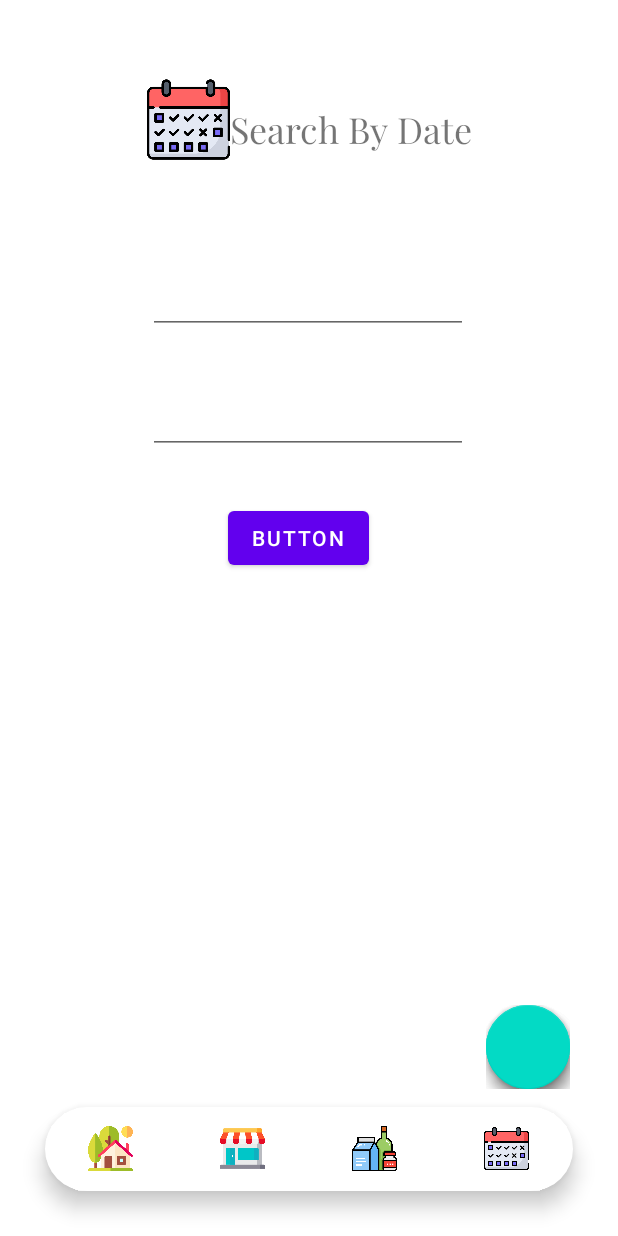
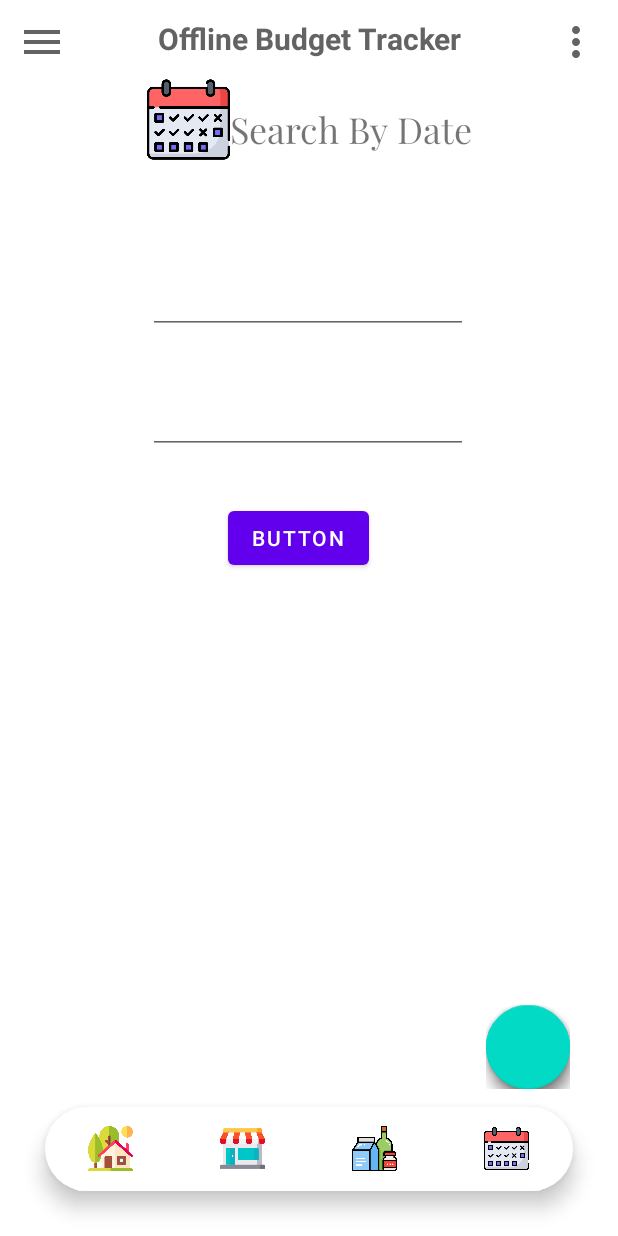
Before and after one commit to yakusugi/OfflineBudgetTrackerAppProject, an Android app: the screen it shows after launch (MainActivity), item 4 of the bottom bar chosen, on a phone screen of 412 x 824 dp. Run offline under Robolectric (Android 15) with nearby library versions, the light colour scheme and no system bars; our stand-ins replace Room's generated code; libraries missing offline, so code that uses them is left out: com.getbase.floatingactionbutton; plain views replace FloatingActionButton, FloatingActionsMenu; 9 statements that could not run were skipped.

Commit message:
commit Feb 12 2022
Navigation Drawer function added

```diff
--- /dev/null
+++ b/app/src/main/res/drawable/ic_menu.xml
@@ -0,0 +1,5 @@
+<vector android:height="32dp" android:tint="#636363"
+    android:viewportHeight="24" android:viewportWidth="24"
+    android:width="32dp" xmlns:android="http://schemas.android.com/apk/res/android">
+    <path android:fillColor="@android:color/white" android:pathData="M3,18h18v-2L3,16v2zM3,13h18v-2L3,11v2zM3,6v2h18L21,6L3,6z"/>
+</vector>
--- /dev/null
+++ b/app/src/main/res/drawable/ic_more.xml
@@ -0,0 +1,5 @@
+<vector android:height="32dp" android:tint="#636363"
+    android:viewportHeight="24" android:viewportWidth="24"
+    android:width="32dp" xmlns:android="http://schemas.android.com/apk/res/android">
+    <path android:fillColor="@android:color/white" android:pathData="M12,8c1.1,0 2,-0.9 2,-2s-0.9,-2 -2,-2 -2,0.9 -2,2 0.9,2 2,2zM12,10c-1.1,0 -2,0.9 -2,2s0.9,2 2,2 2,-0.9 2,-2 -0.9,-2 -2,-2zM12,16c-1.1,0 -2,0.9 -2,2s0.9,2 2,2 2,-0.9 2,-2 -0.9,-2 -2,-2z"/>
+</vector>
--- a/app/src/main/res/layout/activity_main.xml
+++ b/app/src/main/res/layout/activity_main.xml
@@ -6,6 +6,28 @@
     android:layout_width="match_parent"
     android:layout_height="match_parent"
     tools:context=".MainActivity">
+
+    <androidx.drawerlayout.widget.DrawerLayout
+        android:layout_width="match_parent"
+        android:layout_height="match_parent"
+        android:id="@+id/main_drawer_layout"
+        >
+
+        <include
+            layout="@layout/main_toolbar"/>
+
+        <RelativeLayout
+            android:layout_width="300dp"
+            android:layout_height="match_parent"
+            android:layout_gravity="start"
+            android:background="@android:color/white">
+
+            <include
+                layout="@layout/main_nav_drawer"/>
+
+        </RelativeLayout>
+
+    </androidx.drawerlayout.widget.DrawerLayout>
 
 
     <com.google.android.material.bottomnavigation.BottomNavigationView
--- /dev/null
+++ b/app/src/main/res/layout/main_toolbar.xml
@@ -0,0 +1,43 @@
+<?xml version="1.0" encoding="utf-8"?>
+<androidx.constraintlayout.widget.ConstraintLayout xmlns:android="http://schemas.android.com/apk/res/android"
+    xmlns:tools="http://schemas.android.com/tools"
+    android:layout_width="match_parent"
+    android:layout_height="match_parent">
+
+    <LinearLayout
+        android:layout_width="match_parent"
+        android:layout_height="wrap_content"
+        android:layout_gravity="center_vertical"
+        android:orientation="horizontal"
+        android:padding="12dp"
+        tools:ignore="MissingConstraints">
+
+
+        <ImageView
+            android:layout_width="wrap_content"
+            android:layout_height="wrap_content"
+            android:contentDescription="TODO"
+            android:onClick="ClickMenu"
+            android:src="@drawable/ic_menu"
+            tools:ignore="MissingConstraints" />
+
+        <TextView
+            android:layout_width="0dp"
+            android:layout_height="wrap_content"
+            android:layout_weight="1"
+            android:text="Offline Budget Tracker"
+            android:textAlignment="center"
+            android:textColor="#636363"
+            android:textSize="20sp"
+            android:textStyle="bold"
+            tools:ignore="MissingConstraints" />
+
+        <ImageView
+            android:layout_width="wrap_content"
+            android:layout_height="wrap_content"
+            android:src="@drawable/ic_more"
+            tools:ignore="MissingConstraints" />
+
+    </LinearLayout>
+
+</androidx.constraintlayout.widget.ConstraintLayout>
```
Also changed, not shown: app/src/main/java/com/myproject/offlinebudgettrackerappproject/MainActivity.java (+39 -2 lines), app/src/main/java/com/myproject/offlinebudgettrackerappproject/NewBudgetTrackerIncome.java (+6 -7 lines), app/src/main/java/com/myproject/offlinebudgettrackerappproject/ShopFragment.java (+12 -1 lines), app/src/main/res/layout/main_nav_drawer.xml (added, +143 -0 lines).
